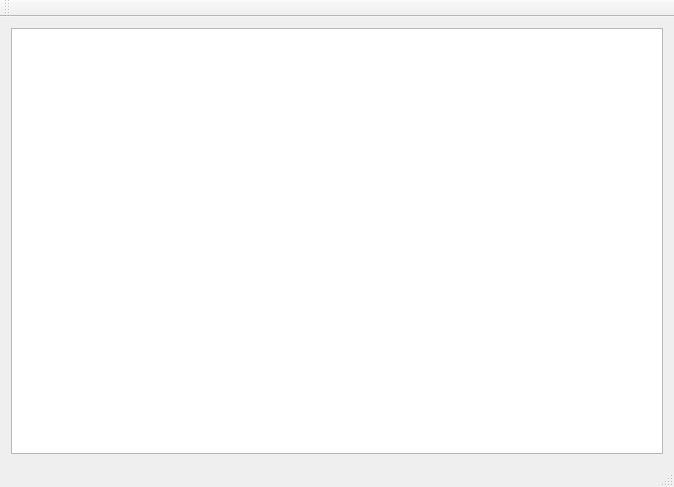
Qt form MainWindow.ui (dridk/hpo-gui) before a commit.
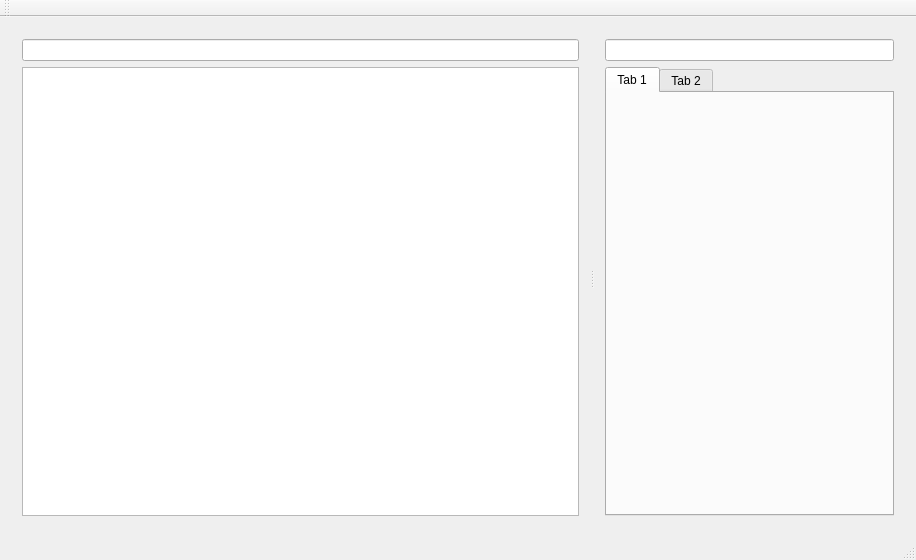
The same form after that commit.

Diff of the .ui file:
```diff
--- a/MainWindow.ui
+++ b/MainWindow.ui
@@ -6,17 +6,52 @@
    <rect>
     <x>0</x>
     <y>0</y>
-    <width>674</width>
-    <height>487</height>
+    <width>916</width>
+    <height>560</height>
    </rect>
   </property>
   <property name="windowTitle">
    <string>MainWindow</string>
   </property>
   <widget class="QWidget" name="centralWidget">
-   <layout class="QVBoxLayout" name="verticalLayout">
+   <layout class="QVBoxLayout" name="verticalLayout_3">
     <item>
-     <widget class="QTreeView" name="treeView"/>
+     <widget class="QSplitter" name="splitter">
+      <property name="orientation">
+       <enum>Qt::Horizontal</enum>
+      </property>
+      <widget class="QWidget" name="">
+       <layout class="QVBoxLayout" name="verticalLayout">
+        <item>
+         <widget class="QLineEdit" name="lineEdit"/>
+        </item>
+        <item>
+         <widget class="QTreeView" name="treeView"/>
+        </item>
+       </layout>
+      </widget>
+      <widget class="QWidget" name="">
+       <layout class="QVBoxLayout" name="verticalLayout_2">
+        <item>
+         <widget class="QLineEdit" name="lineEdit_2"/>
+        </item>
+        <item>
+         <widget class="QTabWidget" name="tabWidget">
+          <widget class="QWidget" name="tab">
+           <attribute name="title">
+            <string>Tab 1</string>
+           </attribute>
+          </widget>
+          <widget class="QWidget" name="tab_2">
+           <attribute name="title">
+            <string>Tab 2</string>
+           </attribute>
+          </widget>
+         </widget>
+        </item>
+       </layout>
+      </widget>
+     </widget>
     </item>
    </layout>
   </widget>
```
Left out of the diff: 2 changed lines with no effect on the pictures.
